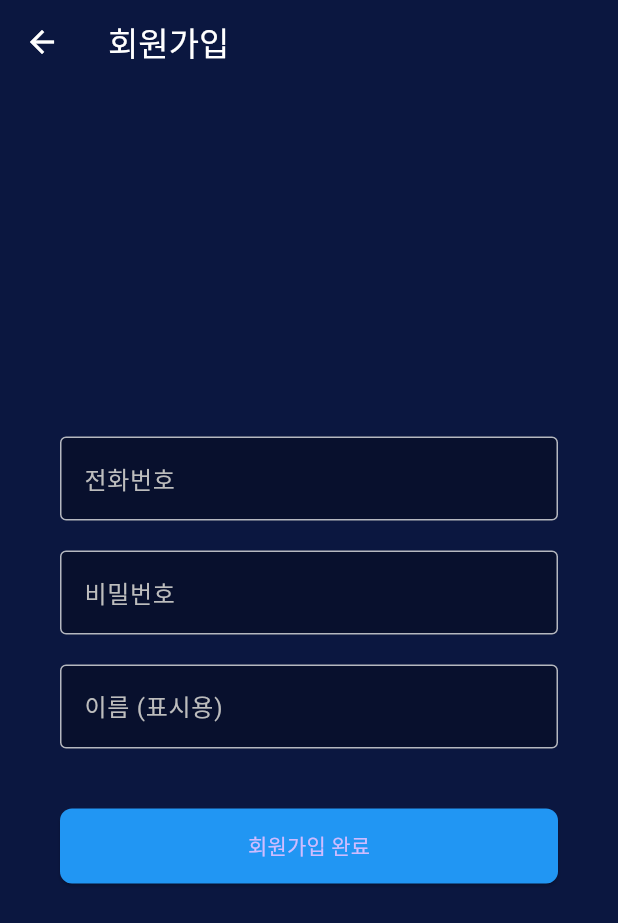
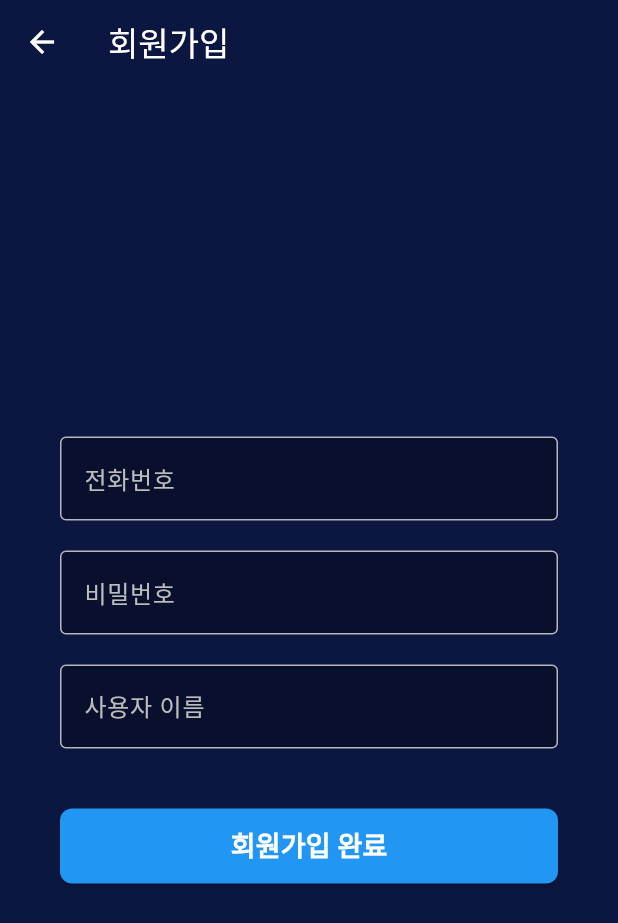
Before and after one commit to 25-2-fall-capstonedesign2/frontend, a Flutter app: the HomeScreen screen opened directly, after a tap on the "logout" icon, after a tap on "회원가입", on a phone screen of 412 x 824 dp. Shown: the top 923 px of the screen. Run offline on Flutter 3.47's test engine with Material 3 defaults, Android fonts, the phone set to English and light mode, and no system bars; our stand-ins replace flutter_secure_storage; missing offline and left inert: window_manager; accounts and stored records are empty.

Commit message:
[MOD] 글씨 크기, 색 변경

```diff
--- a/lib/screens/home_screen.dart
+++ b/lib/screens/home_screen.dart
@@ -1,5 +1,3 @@
-// lib/screens/home_screen.dart
-
 import 'package:anycall/screens/login_screen.dart';
 import 'package:anycall/screens/call_screen.dart';
 import 'package:anycall/screens/chat_history_screen.dart';
@@ -144,7 +142,7 @@ class _HomeScreenState extends State<HomeScreen> {
           const Divider(),
           const SizedBox(height: 20),
           Text(
-            'AI 친구들 (${_filteredFriends.length})',
+            '가상 통화 목록 (${_filteredFriends.length})',
             style: const TextStyle(color: Colors.grey, fontWeight: FontWeight.bold),
           ),
           const SizedBox(height: 10),
--- a/lib/screens/signup_screen.dart
+++ b/lib/screens/signup_screen.dart
@@ -73,7 +73,7 @@ class _SignupScreenState extends State<SignupScreen> {
               TextField(
                 controller: _displayNameController,
                 decoration: InputDecoration(
-                  labelText: '이름 (표시용)',
+                  labelText: '사용자 이름',
                   labelStyle: TextStyle(color: Colors.grey[400]),
                   filled: true,
                   fillColor: Colors.black.withOpacity(0.3),
@@ -97,7 +97,14 @@ class _SignupScreenState extends State<SignupScreen> {
                     minimumSize: const Size(double.infinity, 50),
                     shape: RoundedRectangleBorder(borderRadius: BorderRadius.circular(8))
                 ),
-                child: const Text('회원가입 완료'),
+                child: const Text(
+                  '회원가입 완료',
+                  style: TextStyle(
+                    color: Colors.white,
+                    fontSize: 18,
+                    fontWeight: FontWeight.bold,
+                  ),
+                ),
               ),
             ],
           ),
```
